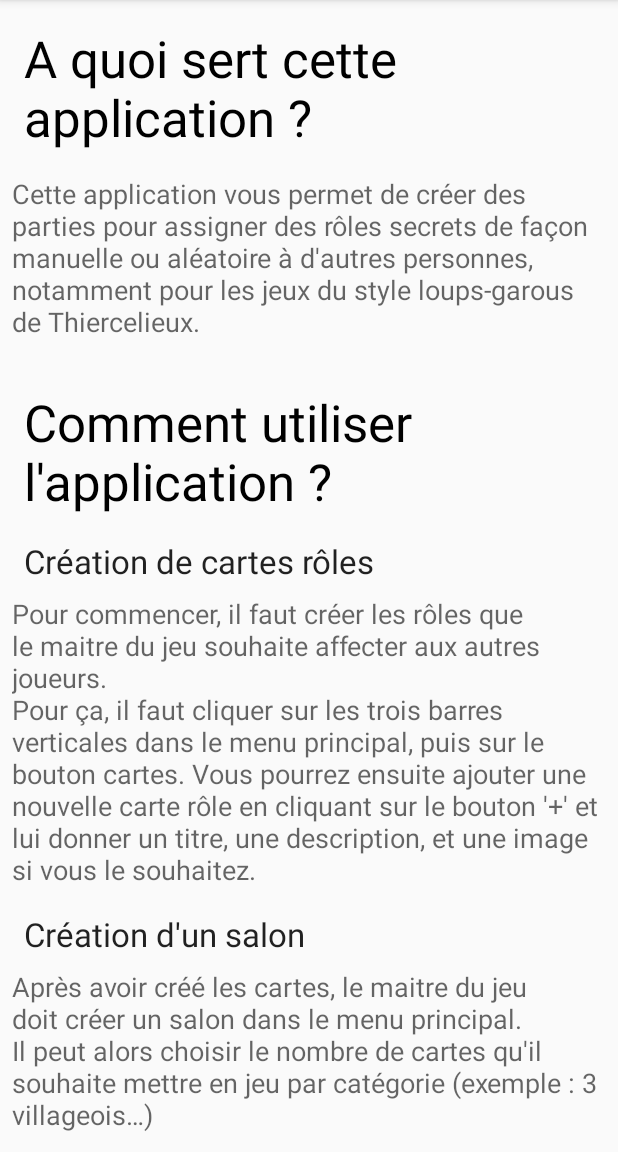
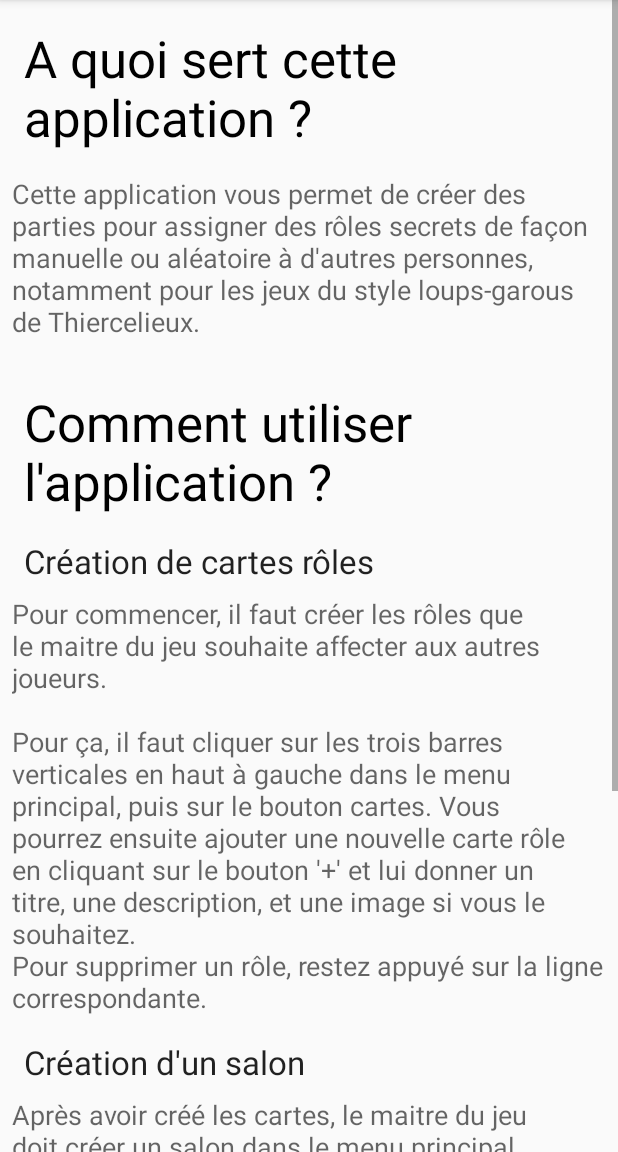
Before and after one commit to MBillemaz/customCardGame, an Android app: the InfoActivity screen opened directly, with no data from a screen before it, on a phone screen of 412 x 824 dp, the part 84-1236 px from its top. Run offline under Robolectric (Android 15) with nearby library versions, the phone set to English and light mode, and no system bars.

Commit message:
Amélioration de la page 'info'

```diff
--- a/app/src/main/res/values/strings.xml
+++ b/app/src/main/res/values/strings.xml
@@ -21,8 +21,8 @@
     <string name="description_main">Cette application vous permet de créer des parties pour assigner des rôles secrets de façon manuelle ou aléatoire à d\'autres personnes, notamment pour les jeux du style loups-garous de Thiercelieux.</string>
     <string name="title_how_to_use">Comment utiliser l\'application ?</string>
     <string name="sub_title_create_cards">Création de cartes rôles</string>
-    <string name="description_create_cards">Pour commencer, il faut créer les rôles que le maitre du jeu souhaite affecter aux autres joueurs. \nPour ça, il faut cliquer sur les trois barres verticales dans le menu principal, puis sur le bouton cartes. Vous pourrez ensuite ajouter une nouvelle carte rôle en cliquant sur le bouton \'+\' et lui donner un titre, une description, et une image si vous le souhaitez.</string>
+    <string name="description_create_cards">Pour commencer, il faut créer les rôles que le maitre du jeu souhaite affecter aux autres joueurs. \n\nPour ça, il faut cliquer sur les trois barres verticales en haut à gauche dans le menu principal, puis sur le bouton cartes. Vous pourrez ensuite ajouter une nouvelle carte rôle en cliquant sur le bouton \'+\' et lui donner un titre, une description, et une image si vous le souhaitez.\nPour supprimer un rôle, restez appuyé sur la ligne correspondante.</string>
     <string name="sub_title_create_room">Création d\'un salon</string>
-    <string name="description_create_room">Après avoir créé les cartes, le maitre du jeu doit créer un salon dans le menu principal. Il peut alors choisir le nombre de cartes qu\'il souhaite mettre en jeu par catégorie (exemple : 3 villageois&#8230;)</string>
+    <string name="description_create_room">Après avoir créé les cartes, le maitre du jeu doit créer un salon dans le menu principal. Il peut alors choisir le nombre de cartes qu\'il souhaite mettre en jeu par catégorie (exemple : 3 villageois&#8230;)\n\nPendant ce temps, les autres joueurs peuvent rejoindre le salon créé par le maitre du jeu. Le nom du salon sera le nom que le maitre du jeu a noté au moment de le créer.\n\nUne fois que tous les joueurs ont rejoins, et que le maitre du jeu a créer suffisament de cartes pour les joueurs, il peut démarrer la partie. Les cartes seront affectées de manière aléatoire aux joueurs présents, qui pourront voir leurs rôles en restant appuyé sur la carte.\n</string>
 
 </resources>
```
